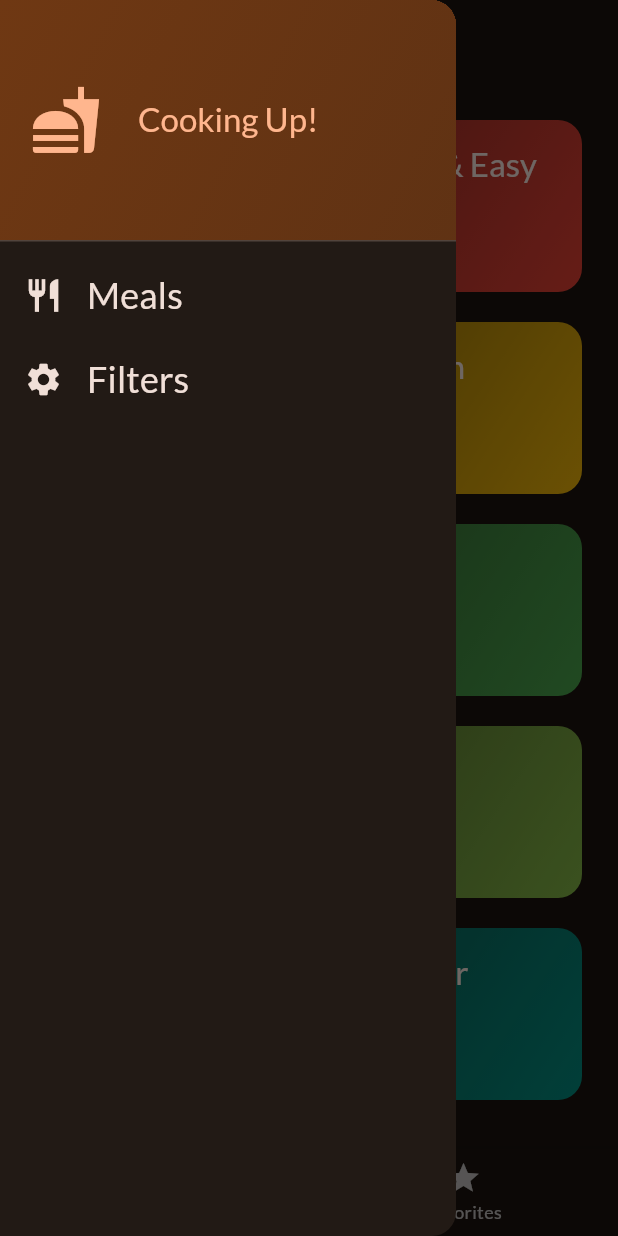
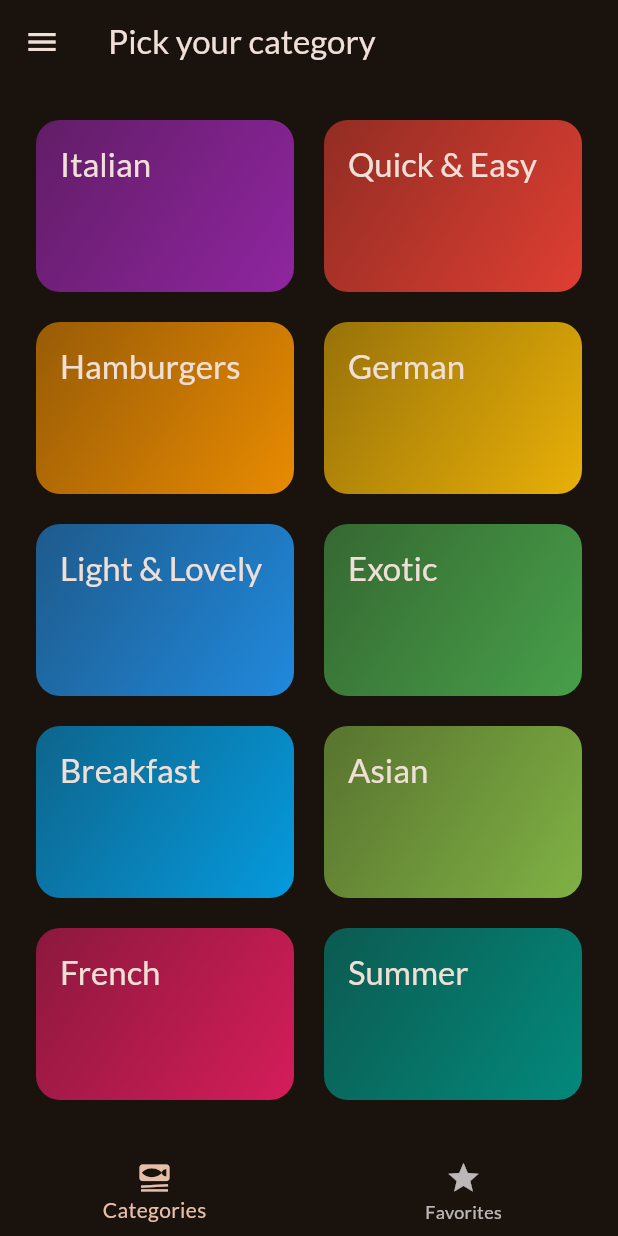
Before and after one commit to satyajeetmanu/meals_app, a Flutter app: the screen it shows after launch, in the side drawer, after a tap on "Meals", on a phone screen of 412 x 824 dp. Run offline on Flutter 3.47's test engine with Material 2 defaults, Android fonts, the phone set to English and light mode, and no system bars; our stand-ins replace google_fonts, transparent_image.

Commit message:
addded navigation from drawer(through tabs screen)

```diff
--- a/lib/screens/tabs.dart
+++ b/lib/screens/tabs.dart
@@ -45,6 +45,12 @@ class _TabsScreenState extends State<TabsScreen> {
     }
   }
 
+  void _setScreen(String identifier) {
+    if (identifier == 'meals') {
+      Navigator.of(context).pop();
+    } else if (identifier == 'filters') {}
+  }
+
   @override
   Widget build(BuildContext context) {
     Widget activePage = CategoriesScreen(
@@ -64,7 +70,7 @@ class _TabsScreenState extends State<TabsScreen> {
         title: Text(activePageTitle),
       ),
       body: activePage,
-      drawer: const MainDrawer(),
+      drawer: MainDrawer(onSelectScreen: _setScreen),
       bottomNavigationBar: BottomNavigationBar(
         onTap: _selectPage,
         currentIndex: _selectedPageIndex,
--- a/lib/widgets/main_drawer.dart
+++ b/lib/widgets/main_drawer.dart
@@ -1,15 +1,16 @@
 import 'package:flutter/material.dart';
 
 class MainDrawer extends StatelessWidget {
-  const MainDrawer({super.key});
+  const MainDrawer({super.key, required this.onSelectScreen});
 
+  final void Function(String identifier) onSelectScreen;
   @override
   Widget build(BuildContext context) {
     return Drawer(
         child: Column(
       children: [
         DrawerHeader(
-          padding: EdgeInsets.all(20),
+          padding: const EdgeInsets.all(20),
           decoration: BoxDecoration(
             gradient: LinearGradient(
               colors: [
@@ -49,7 +50,9 @@ class MainDrawer extends StatelessWidget {
                   fontSize: 24,
                 ),
           ),
-          onTap: () {},
+          onTap: () {
+            onSelectScreen('meals');
+          },
         ),
         ListTile(
           leading: Icon(
@@ -64,7 +67,9 @@ class MainDrawer extends StatelessWidget {
                   fontSize: 24,
                 ),
           ),
-          onTap: () {},
+          onTap: () {
+            onSelectScreen('filters');
+          },
         )
       ],
     ));
```
